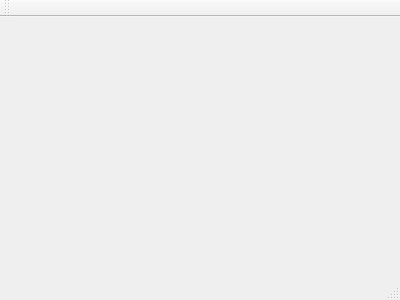
physicalscience/cirrus-palindrome, file Cirrus-Pal/palindrome.ui: the form before one commit.
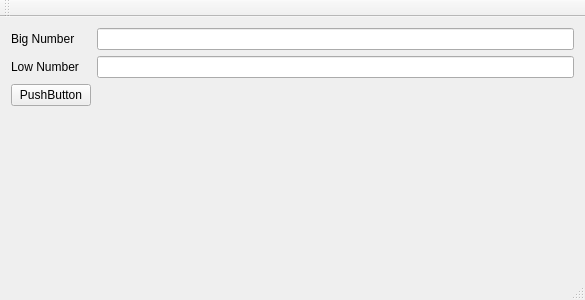
The form after the commit.

Commit message: pushing palindrome algorithm

What changed in the file:
```diff
--- a/Cirrus-Pal/palindrome.ui
+++ b/Cirrus-Pal/palindrome.ui
@@ -1,24 +1,81 @@
 <ui version="4.0">
  <class>Palindrome</class>
- <widget class="QMainWindow" name="Palindrome" >
-  <property name="geometry" >
+ <widget class="QMainWindow" name="Palindrome">
+  <property name="geometry">
    <rect>
     <x>0</x>
     <y>0</y>
-    <width>400</width>
+    <width>585</width>
     <height>300</height>
    </rect>
   </property>
   <property name="windowTitle" >
    <string>Palindrome</string>
   </property>
-  <widget class="QMenuBar" name="menuBar" />
-  <widget class="QToolBar" name="mainToolBar" />
-  <widget class="QWidget" name="centralWidget" />
-  <widget class="QStatusBar" name="statusBar" />
+  <widget class="QWidget" name="centralWidget">
+   <layout class="QVBoxLayout" name="verticalLayout">
+    <item>
+     <layout class="QGridLayout" name="gridLayout">
+      <item row="0" column="1">
+       <layout class="QVBoxLayout" name="verticalLayout_2">
+        <item>
+         <layout class="QFormLayout" name="formLayout">
+          <item row="0" column="0">
+           <widget class="QLabel" name="label">
+            <property name="text">
+             <string>Big Number</string>
+            </property>
+           </widget>
+          </item>
+          <item row="0" column="1">
+           <widget class="QLineEdit" name="lineEdit"/>
+          </item>
+          <item row="1" column="0">
+           <widget class="QLabel" name="label_2">
+            <property name="text">
+             <string>Low Number</string>
+            </property>
+           </widget>
+          </item>
+          <item row="1" column="1">
+           <widget class="QLineEdit" name="lineEdit_2"/>
+          </item>
+          <item row="2" column="0">
+           <widget class="QPushButton" name="pushButton">
+            <property name="text">
+             <string>PushButton</string>
+            </property>
+           </widget>
+          </item>
+         </layout>
+        </item>
+       </layout>
+      </item>
+     </layout>
+    </item>
+   </layout>
+  </widget>
+  <widget class="QMenuBar" name="menuBar">
+   <property name="geometry">
+    <rect>
+     <x>0</x>
+     <y>0</y>
+     <width>585</width>
+     <height>22</height>
+    </rect>
+   </property>
+  </widget>
+  <widget class="QToolBar" name="mainToolBar">
+   <attribute name="toolBarArea">
+    <enum>TopToolBarArea</enum>
+   </attribute>
+   <attribute name="toolBarBreak">
+    <bool>false</bool>
+   </attribute>
+  </widget>
+  <widget class="QStatusBar" name="statusBar"/>
  </widget>
- <layoutDefault spacing="6" margin="11" />
- <pixmapfunction></pixmapfunction>
+ <layoutdefault spacing="6" margin="11"/>
  <resources/>
  <connections/>
 </ui>
```
Left out of the diff: 3 changed lines with no effect on the pictures. The commit also changes 5 other files.
